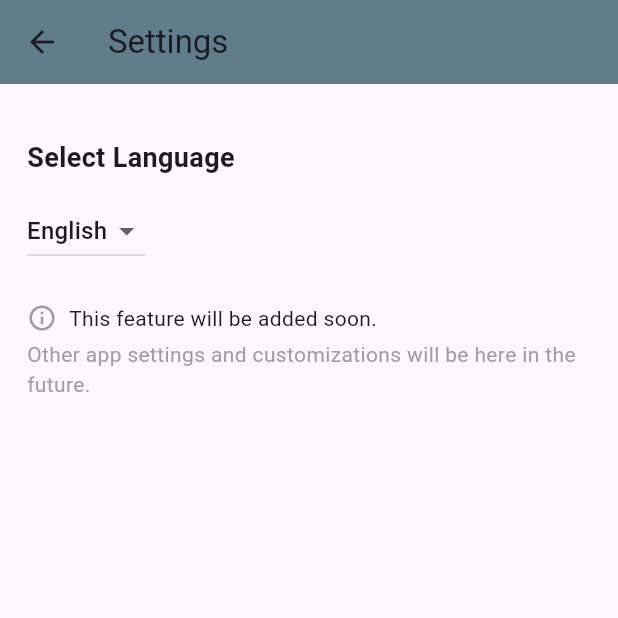
After one commit to egeatakan/gymrunners, a Flutter app: the screen it shows after launch, after a tap on "Settings", on a phone screen of 412 x 824 dp, the top half of it. The commit adds this screen. Run offline on Flutter 3.47's test engine with Material 3 defaults, Android fonts, the phone set to English and light mode, and no system bars; our stand-ins replace audioplayers, flutter_tts, geolocator, sensors_plus; generated files the repository leaves out were written again.

Commit message:
Language settings added.

```diff
--- /dev/null
+++ b/lib/l10n/app_en.arb
@@ -0,0 +1,30 @@
+{
+  "appTitle": "GymRunners",
+  "settings": "Settings",
+  "selectLanguage": "Select Language",
+  "english": "English",
+  "turkish": "Türkçe",
+  "italian": "Italiano",
+  "play": "Play",
+  "profile": "My Profile",
+  "statistics": "Statistics",
+  "exit": "Exit",
+  "raceSettings": "Race Settings",
+  "prepareForRace": "Prepare for Race",
+  "selectDifficulty": "Select Difficulty Level",
+  "easy": "Easy",
+  "medium": "Medium",
+  "hard": "Hard",
+  "dynamicDifficulty": "Dynamic",
+  "confirmAndStart": "CONFIRM AND START",
+  "steps": "Steps",
+  "speed": "Speed",
+  "avgSpeed": "Avg Speed",
+  "distance": "Distance",
+  "duration": "Duration",
+  "botDist": "Bot Dist.",
+  "botSpeed": "Bot Speed",
+  "timeDiff": "Time Diff",
+  "featureSoon": "This feature will be added soon.",
+  "featureSoonDesc": "Other app settings and customizations will be here in the future."
+}
--- a/lib/main.dart
+++ b/lib/main.dart
@@ -1,6 +1,9 @@
 import 'package:flutter/material.dart';
+import 'package:flutter_localizations/flutter_localizations.dart';
+import 'package:flutter_gen/gen_l10n/app_localizations.dart';
 import 'run_screen.dart';
 import 'difficulty_screen.dart';
+import 'settings_screen.dart';
 import 'package:provider/provider.dart';
 import 'dart:async';
 import 'src/run_tracker.dart';
@@ -11,8 +14,21 @@ void main() {
   runApp(const GymRunnersApp());
 }
 
-class GymRunnersApp extends StatelessWidget {
+class GymRunnersApp extends StatefulWidget {
   const GymRunnersApp({super.key});
+
+  @override
+  State<GymRunnersApp> createState() => _GymRunnersAppState();
+}
+
+class _GymRunnersAppState extends State<GymRunnersApp> {
+  Locale _locale = const Locale('en');
+
+  void _updateLocale(String langCode) {
+    setState(() {
+      _locale = Locale(langCode);
+    });
+  }
 
   @override
   Widget build(BuildContext context) {
@@ -21,26 +37,42 @@ class GymRunnersApp extends StatelessWidget {
         ChangeNotifierProvider(create: (_) => RunTracker()),
       ],
       child: MaterialApp(
+        locale: _locale,
         title: 'GymRunners',
         theme: ThemeData(
           primarySwatch: Colors.blue,
           useMaterial3: true,
         ),
-        home: const HomeScreen(),
+        localizationsDelegates: const [
+          AppLocalizations.delegate,
+          GlobalMaterialLocalizations.delegate,
+          GlobalWidgetsLocalizations.delegate,
+          GlobalCupertinoLocalizations.delegate,
+        ],
+        supportedLocales: const [
+          Locale('en'),
+          Locale('tr'),
+          Locale('it'),
+        ],
+        home: HomeScreen(
+          onLocaleChanged: _updateLocale,
+          currentLocale: _locale.languageCode,
+        ),
       ),
     );
   }
 }
 
-
 class HomeScreen extends StatefulWidget {
-  const HomeScreen({super.key});
+  final void Function(String lang)? onLocaleChanged;
+  final String? currentLocale;
+  const HomeScreen({super.key, this.onLocaleChanged, this.currentLocale});
 
   @override
   State<HomeScreen> createState() => _HomeScreenState();
 }
 
-class _HomeScreenState extends State<HomeScreen> {
+class _HomeScreenState extends State<HomeScreen> { // removed unused _selectedLang
   GestureDetectorService? _gestureService;
   AudioFeedbackService? _audioService;
   Timer? _proximityBeepTimer;
@@ -100,7 +132,7 @@ class _HomeScreenState extends State<HomeScreen> {
           _MenuButton(
             color: const Color(0xFF39627D),
             icon: Icons.play_arrow,
-            label: 'PLAY',
+            label: AppLocalizations.of(context)!.play,
             onTap: () async {
               final runTracker = Provider.of<RunTracker>(context, listen: false);
               final result = await Navigator.push(
@@ -129,27 +161,41 @@ class _HomeScreenState extends State<HomeScreen> {
             },
           ),
           _MenuButton(
-            color: const Color(0xFF5C6973),
+            color: const Color(0xFF2A9D8F),
             icon: Icons.person,
-            label: 'MY PROFILE',
+            label: AppLocalizations.of(context)!.profile,
             onTap: () {},
           ),
           _MenuButton(
-            color: const Color(0xFF4F8A3F),
+            color: const Color(0xFF6A4C93),
             icon: Icons.bar_chart,
-            label: 'STATISTICS',
+            label: AppLocalizations.of(context)!.statistics,
             onTap: () {},
           ),
           _MenuButton(
             color: const Color(0xFFE6863A),
             icon: Icons.settings,
-            label: 'SETTINGS',
-            onTap: () {},
+            label: AppLocalizations.of(context)!.settings,
+            onTap: () async {
+              final result = await Navigator.push(
+                context,
+                MaterialPageRoute(
+                  builder: (_) => SettingsScreen(
+                    currentLanguage: widget.currentLocale ?? 'en',
+                    onLanguageChanged: (lang) {
+                      if (widget.onLocaleChanged != null) {
+                        widget.onLocaleChanged!(lang);
+                      }
+                    },
+                  ),
+                ),
+              );
+            },
           ),
           _MenuButton(
             color: const Color(0xFFD44E44),
             icon: Icons.exit_to_app,
-            label: 'EXIT',
+            label: AppLocalizations.of(context)!.exit,
             onTap: () {},
           ),
         ],
--- a/lib/run_screen.dart
+++ b/lib/run_screen.dart
@@ -100,6 +100,12 @@ class RunScreen extends StatelessWidget {
                   color: Colors.amber,
                 ),
                 _StatCard(
+                  icon: Icons.directions_walk,
+                  label: 'Steps',
+                  value: '${runTracker.totalSteps}',
+                  color: Colors.blueGrey,
+                ),
+                _StatCard(
                   icon: Icons.compare_arrows,
                   label: 'Time Diff',
                   value: '${runTracker.timeDifferenceFromBot} s',
--- /dev/null
+++ b/lib/settings_screen.dart
@@ -0,0 +1,67 @@
+import 'package:flutter/material.dart';
+import 'package:flutter_gen/gen_l10n/app_localizations.dart';
+
+class SettingsScreen extends StatefulWidget {
+  final String currentLanguage;
+  final void Function(String lang) onLanguageChanged;
+  const SettingsScreen({Key? key, required this.currentLanguage, required this.onLanguageChanged}) : super(key: key);
+
+  @override
+  State<SettingsScreen> createState() => _SettingsScreenState();
+}
+
+class _SettingsScreenState extends State<SettingsScreen> {
+  late String _selectedLang;
+
+  @override
+  void initState() {
+    super.initState();
+    _selectedLang = widget.currentLanguage;
+  }
+
+  @override
+  Widget build(BuildContext context) {
+    return Scaffold(
+      appBar: AppBar(
+        title: Text(AppLocalizations.of(context)!.settings),
+        backgroundColor: Colors.blueGrey,
+      ),
+      body: Padding(
+        padding: const EdgeInsets.all(18.0),
+        child: Column(
+          crossAxisAlignment: CrossAxisAlignment.start,
+          children: [
+            const SizedBox(height: 18),
+            Text(AppLocalizations.of(context)!.selectLanguage, style: const TextStyle(fontWeight: FontWeight.bold, fontSize: 18)),
+
+            const SizedBox(height: 12),
+            DropdownButton<String>(
+              value: _selectedLang,
+              items: [
+                DropdownMenuItem(value: 'en', child: Text(AppLocalizations.of(context)!.english)),
+                DropdownMenuItem(value: 'tr', child: Text(AppLocalizations.of(context)!.turkish)),
+                DropdownMenuItem(value: 'it', child: Text(AppLocalizations.of(context)!.italian)),
+              ],
+              onChanged: (val) {
+                if (val != null) {
+                  setState(() => _selectedLang = val);
+                  widget.onLanguageChanged(val);
+                }
+              },
+            ),
+            const SizedBox(height: 24),
+            Row(
+              children: [
+                const Icon(Icons.info_outline, size: 20, color: Colors.grey),
+                const SizedBox(width: 8),
+                Text(AppLocalizations.of(context)!.featureSoon),
+              ],
+            ),
+            const SizedBox(height: 4),
+            Text(AppLocalizations.of(context)!.featureSoonDesc, style: const TextStyle(color: Colors.grey)),
+          ],
+        ),
+      ),
+    );
+  }
+}
--- a/pubspec.yaml
+++ b/pubspec.yaml
@@ -12,6 +12,9 @@ dependencies:
   flutter_tts: ^4.0.2
   audioplayers: ^5.2.1
   provider: ^6.1.2
+  flutter_localizations:
+    sdk: flutter
+  intl: ^0.19.0
   # Placeholder for Windsurf AI integration
 
 dev_dependencies:
@@ -21,5 +24,6 @@ dev_dependencies:
 
 flutter:
   uses-material-design: true
+  generate: true
   assets:
     - assets/beep.mp3
```
Also changed, not shown: lib/l10n/app_it.arb (added, +30 -0 lines), lib/l10n/app_tr.arb (added, +30 -0 lines), pubspec.lock.
